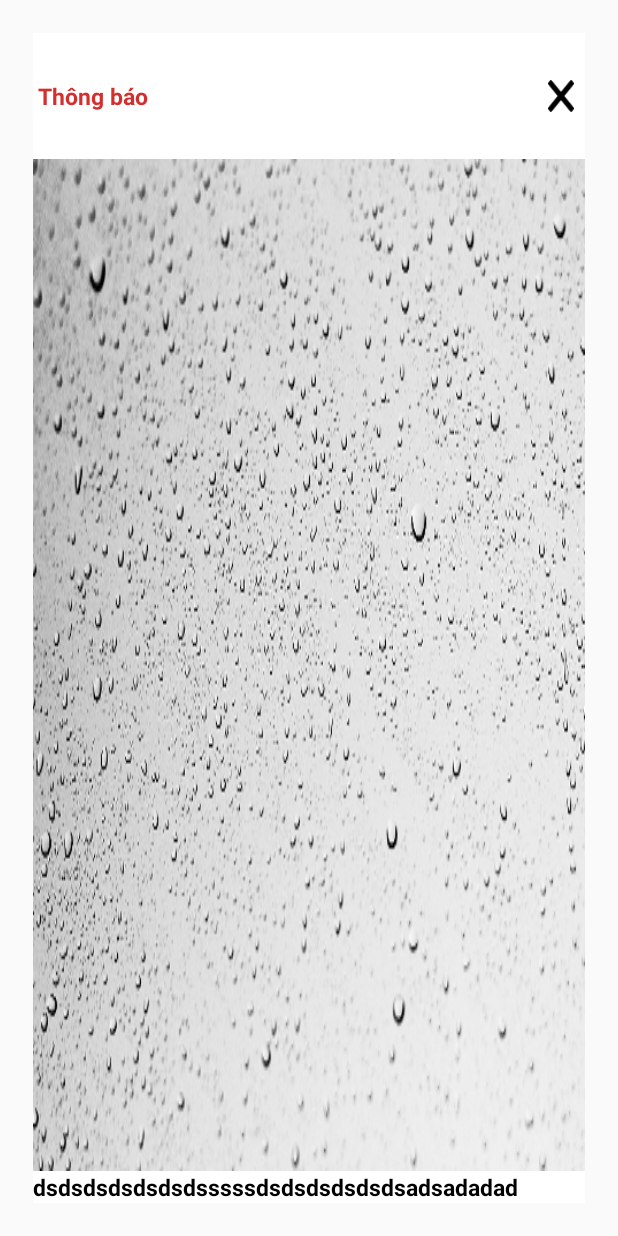
After one commit to vominhquan1995/APP_ELEARNING, an Android app: the layout dialog_notification.xml on its own in the app's theme, with its tools: preview values and no code run, on a phone screen of 412 x 824 dp. The commit adds this screen. Run offline under Robolectric (Android 15) with nearby library versions, the phone set to English and light mode, and no system bars; network calls fail.

Commit message:
update app

```diff
--- a/ELEARNING/app/build.gradle
+++ b/ELEARNING/app/build.gradle
@@ -19,7 +19,7 @@ android {
     }
 }
 dependencies {
-    compile fileTree(dir: 'libs', include: ['*.jar'])
+    compile fileTree(include: ['*.jar'], dir: 'libs')
     androidTestCompile('com.android.support.test.espresso:espresso-core:2.2.2', {
         exclude group: 'com.android.support', module: 'support-annotations'
     })
--- a/ELEARNING/app/src/main/AndroidManifest.xml
+++ b/ELEARNING/app/src/main/AndroidManifest.xml
@@ -27,7 +27,7 @@
             android:name=".activity.MainActivity"
             android:screenOrientation="sensorPortrait"
             android:windowSoftInputMode="adjustPan|adjustResize"></activity>
-        <activity android:name=".dialog.FirebaseMessageDialog" />
+        <activity android:name=".dialog.FirebaseMessageDialog" android:theme="@style/Base.Theme.AppCompat.Dialog"/>
 
         <service android:name=".service.FirebaseMessagingService">
             <intent-filter>
--- a/ELEARNING/app/src/main/java/com/elearning/elearning/dialog/DialogLogOut.java
+++ b/ELEARNING/app/src/main/java/com/elearning/elearning/dialog/DialogLogOut.java
@@ -46,7 +46,6 @@ public class DialogLogOut {
                 }
             });
         }
-
         public Build setOnLogoutListener(OnLogoutListener onLogoutListener) {
             this.onLogoutListener = onLogoutListener;
             return this;
--- a/ELEARNING/app/src/main/java/com/elearning/elearning/fragment/LessonFragment.java
+++ b/ELEARNING/app/src/main/java/com/elearning/elearning/fragment/LessonFragment.java
@@ -71,7 +71,6 @@ public class LessonFragment extends BaseFragment implements LessonView {
 //            Uri myUri = Uri.parse("http://apielearning.azurewebsites.net/FilesUploaded/10_06_2017_09_39_31pdf-test.pdf");
 //            PDFView.fromUri(myUri).load();
 //            webView.loadUrl(APIConstant.HOST_NAME_IMAGE + lessonItem.getLessonUrl());
-
             //set information
             name.setText(String.format(context.getResources().getString(R.string.lesson_name), String.valueOf(lessonItem.getName())));
             typeLesson.setText(String.format(context.getResources().getString(R.string.lesson_source_type), String.valueOf(lessonItem.getSourseType())));
--- a/ELEARNING/app/src/main/java/com/elearning/elearning/prefs/Constant.java
+++ b/ELEARNING/app/src/main/java/com/elearning/elearning/prefs/Constant.java
@@ -16,6 +16,7 @@ public class Constant {
     public static final int NUMBER_COLUMNS_3= 3;
     public static final String FIREBASE_TITLE = "FIREBASE_TITLE";
     public static final String FIREBASE_MSG = "FIREBASE_MSG";
+    public static final String FIREBASE_IMAGE = "FIREBASE_IMAGE";
     public static final String FIREBASE_TOPIC_USER = "all";
 
 }
--- /dev/null
+++ b/ELEARNING/app/src/main/res/layout/dialog_notification.xml
@@ -0,0 +1,66 @@
+<?xml version="1.0" encoding="utf-8"?>
+<LinearLayout xmlns:android="http://schemas.android.com/apk/res/android"
+    xmlns:tools="http://schemas.android.com/tools"
+    android:layout_width="match_parent"
+    android:layout_height="match_parent"
+    android:orientation="vertical"
+    android:layout_margin="@dimen/margin_10dp"
+    android:padding="@dimen/dialog_margin">
+
+    <LinearLayout
+        android:layout_width="match_parent"
+        android:layout_height="match_parent"
+        android:background="@android:color/white"
+        android:gravity="center"
+        android:orientation="vertical"
+        tools:ignore="UselessParent">
+        <LinearLayout
+            android:layout_width="match_parent"
+            android:layout_height="0dp"
+            android:layout_weight="0.1"
+            android:gravity="center"
+            android:layout_margin="@dimen/margin_3dp"
+            android:orientation="horizontal">
+            <TextView
+                android:id="@+id/txtTitle"
+                android:layout_width="0dp"
+                android:layout_height="match_parent"
+                android:layout_weight="0.95"
+                android:gravity="center|left"
+                android:text="Thông báo"
+                android:textColor="@color/colorRed"
+                android:textStyle="bold"
+                android:textSize="@dimen/text_size_15" />
+            <ImageView
+                android:layout_margin="@dimen/margin_3dp"
+                android:id="@+id/imgCancel"
+                android:layout_width="0dp"
+                android:layout_height="wrap_content"
+                android:layout_weight="0.05"
+                android:background="@drawable/cancel"/>
+        </LinearLayout>
+
+        <LinearLayout
+            android:layout_width="match_parent"
+            android:layout_height="0dp"
+            android:layout_weight="0.9"
+            android:orientation="vertical">
+            <ImageView
+                android:id="@+id/imageNotification"
+                android:layout_width="match_parent"
+                android:layout_height="0dp"
+                android:layout_weight="0.8"
+                android:background="@drawable/background_avatar"/>
+            <TextView
+                android:id="@+id/txtBody"
+                android:layout_width="wrap_content"
+                android:layout_height="wrap_content"
+                android:text="dsdsdsdsdsdsdsssssdsdsdsdsdsdsadsadadad"
+                android:textColor="@color/colorBlack"
+                android:textStyle="bold"
+                android:textSize="@dimen/text_size_15" />
+        </LinearLayout>
+
+    </LinearLayout>
+
+</LinearLayout>
--- a/ELEARNING/app/src/main/res/values/colors.xml
+++ b/ELEARNING/app/src/main/res/values/colors.xml
@@ -74,6 +74,7 @@
     <color name="color_yes">#1565C0</color>
     <color name="color_no">#1565C0</color>
     <color name="color_tab_selected">#c4def9</color>
+    <color name="colorRed">#D32F2F</color>
 
 
 </resources>
--- a/ELEARNING/build.gradle
+++ b/ELEARNING/build.gradle
@@ -5,7 +5,7 @@ buildscript {
         jcenter()
     }
     dependencies {
-        classpath 'com.android.tools.build:gradle:2.3.2'
+        classpath 'com.android.tools.build:gradle:2.2.3'
         classpath 'com.google.gms:google-services:3.1.0'
         // NOTE: Do not place your application dependencies here; they belong
         // in the individual module build.gradle files
```
Also changed, not shown: ELEARNING/app/src/main/java/com/elearning/elearning/dialog/FirebaseMessageDialog.java (+39 -13 lines), ELEARNING/app/src/main/java/com/elearning/elearning/helper/ImageConvert.java (added, +28 -0 lines), ELEARNING/app/src/main/java/com/elearning/elearning/service/FirebaseMessagingService.java (+5 -5 lines), ELEARNING/app/src/main/java/com/elearning/elearning/utils/NotificationUtils.java (+17 -20 lines), ELEARNING/app/src/main/res/values/styles.xml (+10 -0 lines), ELEARNING/app/src/main/res/drawable-hdpi/cancel.png (added), ELEARNING/app/src/main/res/drawable-mdpi/cancel.png (added), ELEARNING/app/src/main/res/drawable-xhdpi/cancel.png (added), ELEARNING/app/src/main/res/drawable-xxhdpi/cancel.png (added), ELEARNING/app/src/main/res/drawable-xxxhdpi/cancel.png (added), 1 other file.
